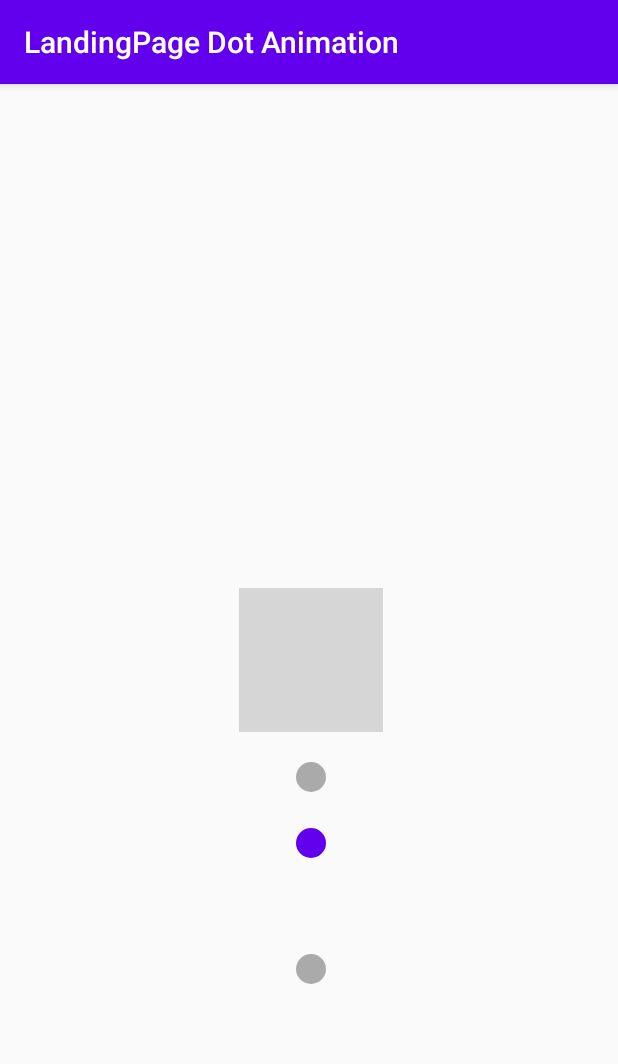
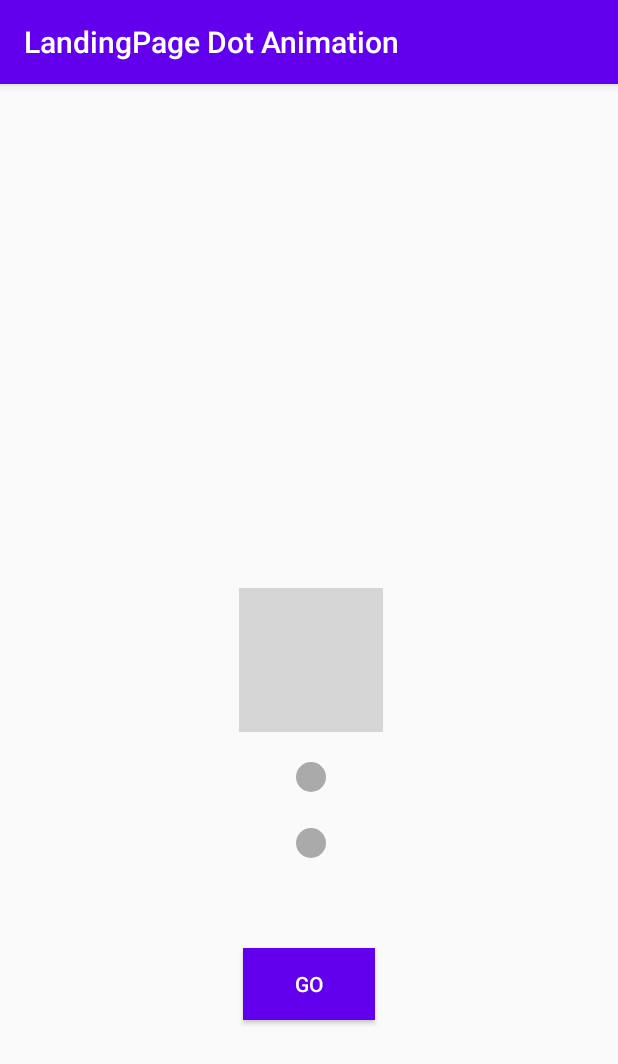
Before and after one commit to W0lFi3-IND/LandingPageDotAnimation, an Android app: the screen it shows after launch (MainActivity), on a phone screen of 412 x 824 dp. Shown: the top 1064 px of the screen. Run offline under Robolectric (Android 15) with nearby library versions, the phone set to English and light mode, and no system bars; grey boxes are pictures that could not be loaded.

Commit message:
70 percent done

```diff
--- a/app/src/main/res/layout/activity_main.xml
+++ b/app/src/main/res/layout/activity_main.xml
@@ -59,4 +59,16 @@
         app:layout_constraintTop_toBottomOf="@+id/imageView4"
         app:srcCompat="@drawable/grey_circle" />
 
+    <Button
+        android:id="@+id/button"
+        android:layout_width="wrap_content"
+        android:layout_height="wrap_content"
+        android:background="@color/colorPrimary"
+        android:text="Go"
+        android:textColor="@android:color/white"
+        app:layout_constraintBottom_toBottomOf="parent"
+        app:layout_constraintEnd_toEndOf="parent"
+        app:layout_constraintStart_toStartOf="parent"
+        app:layout_constraintTop_toBottomOf="@+id/imageView" />
+
 </androidx.constraintlayout.motion.widget.MotionLayout>
--- a/app/src/main/res/xml/activity_main_scene.xml
+++ b/app/src/main/res/xml/activity_main_scene.xml
@@ -79,17 +79,9 @@
         android:id="@+id/e"
         motion:constraintSetStart="@+id/start"
         motion:constraintSetEnd="@+id/end1"
-        motion:autoTransition="animateToEnd">
-        <OnSwipe />
-        <KeyFrameSet >
-            <KeyTimeCycle
-                motion:motionTarget="@+id/imageView"
-                motion:framePosition="0"
-                motion:wavePeriod="1"
-                motion:waveShape="square"
-                android:alpha="0.5"
-                motion:waveOffset="0.5" />
-        </KeyFrameSet>
+        motion:autoTransition="none"
+        motion:duration="2000">
+        <OnClick motion:targetId="@id/button" />
     </Transition>
 
 
```
